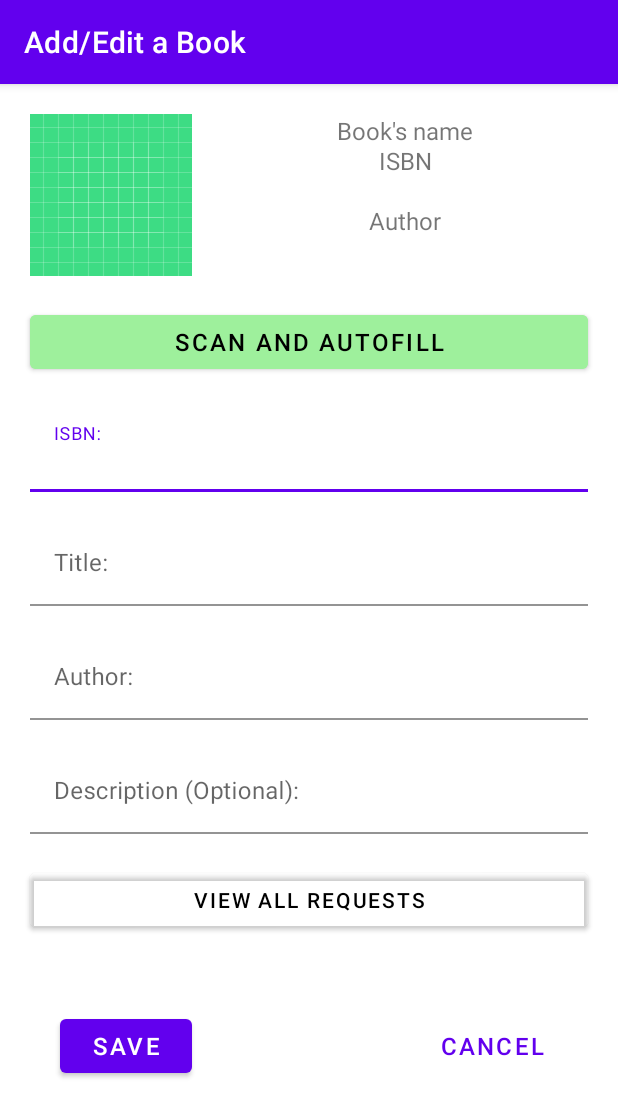
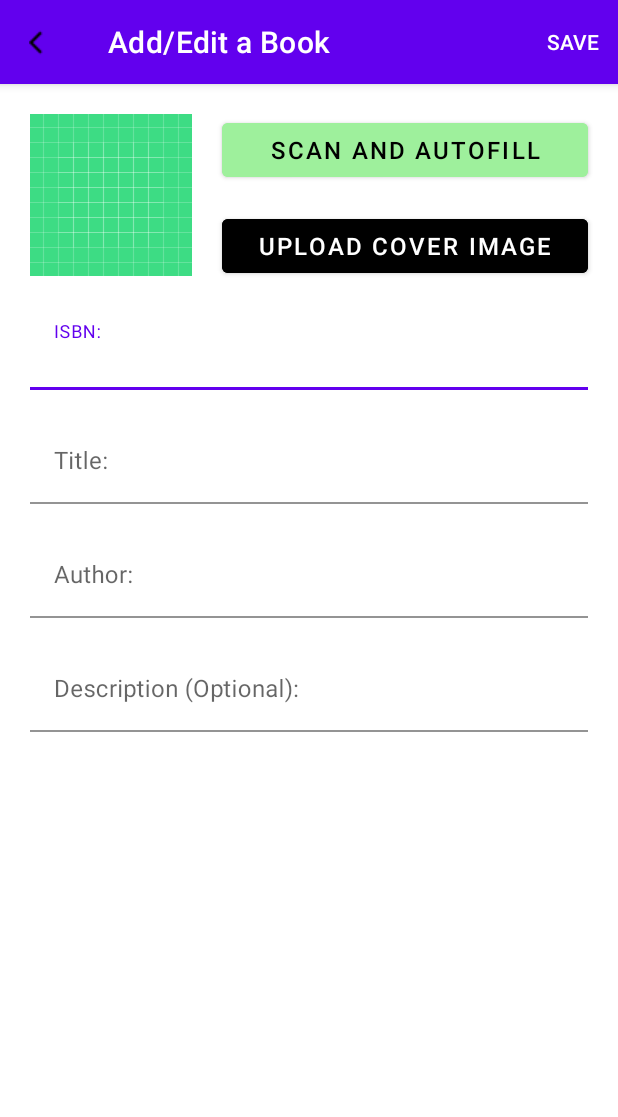
Before and after one commit to CMPUT301F20T21/Book_Friends, an Android app: the AddEditActivity screen opened directly, with no data from a screen before it, on a phone screen of 412 x 824 dp. Shown: the top 1117 px of the screen. Run offline under Robolectric (Android 15) with nearby library versions, the light colour scheme and no system bars.

Commit message:
Changed UI as per suggestions. Back and save buttons working

```diff
--- a/app/src/main/java/com/cmput301f20t21/bookfriends/ui/add/AddEditActivity.java
+++ b/app/src/main/java/com/cmput301f20t21/bookfriends/ui/add/AddEditActivity.java
@@ -1,31 +1,25 @@
 package com.cmput301f20t21.bookfriends.ui.add;
 
-import android.content.Intent;
+import android.app.ActionBar;
 import android.os.Bundle;
+import android.view.Menu;
+import android.view.MenuItem;
 import android.view.View;
 import android.widget.Button;
 import android.widget.ImageView;
-import android.widget.TextView;
 
+
+import androidx.annotation.NonNull;
 import androidx.annotation.Nullable;
 import androidx.appcompat.app.AppCompatActivity;
 
-import com.cmput301f20t21.bookfriends.MainActivity;
 import com.cmput301f20t21.bookfriends.R;
 import com.google.android.material.textfield.TextInputLayout;
 
 public class AddEditActivity extends AppCompatActivity {
-    private Button cancelButton;
     private Button scanButton;
-    private Button saveButton;
-    private Button viewRequestButton;
-
+    private Button uploadImgButton;
     private ImageView bookImage;
-
-    private TextView titleTextView;
-    private TextView isbnTextView;
-    private TextView authorTextView;
-
     private TextInputLayout isbnEditText;
     private TextInputLayout titleEditText;
     private TextInputLayout authorEditText;
@@ -34,33 +28,15 @@ public class AddEditActivity extends AppCompatActivity {
     protected void onCreate(@Nullable Bundle savedInstanceState) {
         super.onCreate(savedInstanceState);
         setContentView(R.layout.add_edit_activity);
+        getSupportActionBar().setHomeAsUpIndicator(R.drawable.baseline_arrow_back_ios_black_18dp);
+        getSupportActionBar().setDisplayHomeAsUpEnabled(true);
+        uploadImgButton = findViewById(R.id.upload_pic);
         bookImage = findViewById(R.id.imageView); // will be replaced with actual image
-        titleTextView = findViewById(R.id.title_text_view);
-        isbnTextView = findViewById(R.id.isbn_text_view);
-        authorTextView = findViewById(R.id.author_text_view);
         isbnEditText = findViewById(R.id.ISBN_layout);
         titleEditText = findViewById(R.id.title_layout);
         authorEditText = findViewById(R.id.author_layout);
         descriptionEditText = findViewById(R.id.description_layout);
-
-        cancelButton = findViewById(R.id.cancel_button);
         scanButton = findViewById(R.id.scanner_button);
-        saveButton = findViewById(R.id.save_button);
-        viewRequestButton = findViewById(R.id.view_request_button);
-
-        cancelButton.setOnClickListener(new View.OnClickListener() {
-            @Override
-            public void onClick(View view) {
-                backToHome();
-            }
-        });
-
-        saveButton.setOnClickListener(new View.OnClickListener() {
-            @Override
-            public void onClick(View view) {
-                saveInformation();
-            }
-        });
 
         scanButton.setOnClickListener(new View.OnClickListener() {
             @Override
@@ -69,20 +45,32 @@ public class AddEditActivity extends AppCompatActivity {
             }
         });
 
-        viewRequestButton.setOnClickListener(new View.OnClickListener() {
+        uploadImgButton.setOnClickListener(new View.OnClickListener() {
             @Override
             public void onClick(View view) {
-                // TODO: implement view all requests
-                // open new activity
+                uploadImg();
             }
         });
+
     }
 
-    /**
-     * when cancel button is clicked, go back to the home screen
-     */
-    public void backToHome() {
-        finish();
+    @Override
+    public boolean onOptionsItemSelected(@NonNull MenuItem item) {
+        switch (item.getItemId()) {
+            case android.R.id.home:
+                finish();
+                return true;
+            case R.id.save_button:
+                saveInformation();
+                return true;
+        }
+        return super.onOptionsItemSelected(item);
+    }
+
+    @Override
+    public boolean onCreateOptionsMenu(Menu menu) {
+        getMenuInflater().inflate(R.menu.top_add_edit_menu, menu);
+        return true;
     }
 
     /**
@@ -108,9 +96,6 @@ public class AddEditActivity extends AppCompatActivity {
         }
 
         if (isbn.length() != 0 && title.length() != 0 && author.length() != 0) {
-            isbnTextView.setText(isbn);
-            titleTextView.setText(title);
-            authorTextView.setText(author);
 
             // eventually, we will go back to home screen after saving all information
             finish();
@@ -120,4 +105,8 @@ public class AddEditActivity extends AppCompatActivity {
     public void openScanner() {
         // TODO: implement the scanner
     }
+
+    public void uploadImg() {
+        // TODO: implement the feature that allows user to upload cover image
+    }
 }
--- a/app/src/main/res/layout/add_edit_activity.xml
+++ b/app/src/main/res/layout/add_edit_activity.xml
@@ -1,10 +1,11 @@
 <?xml version="1.0" encoding="utf-8"?>
 <ScrollView xmlns:android="http://schemas.android.com/apk/res/android"
     xmlns:app="http://schemas.android.com/apk/res-auto"
+    xmlns:tools="http://schemas.android.com/tools"
     android:layout_width="match_parent"
     android:layout_height="match_parent">
+
     <androidx.constraintlayout.widget.ConstraintLayout
-        xmlns:tools="http://schemas.android.com/tools"
         android:layout_width="match_parent"
         android:layout_height="match_parent">
 
@@ -21,49 +22,45 @@
 
         </ImageView>
 
-        <TextView
-            android:id="@+id/title_text_view"
-            android:layout_width="wrap_content"
+        <com.google.android.material.button.MaterialButton
+            android:id="@+id/scanner_button"
+            android:layout_width="0dp"
             android:layout_height="wrap_content"
+            android:layout_marginStart="20dp"
+            android:layout_marginLeft="20dp"
             android:layout_marginTop="20dp"
-            android:text="Book's name"
-            android:textSize="16dp"
+            android:layout_marginEnd="20dp"
+            android:layout_marginRight="20dp"
+            android:backgroundTint="#9EF09C"
+            android:text="@string/scan_add"
+            android:textColor="@android:color/black"
+            android:textSize="16sp"
             app:layout_constraintEnd_toEndOf="parent"
             app:layout_constraintStart_toEndOf="@+id/imageView"
             app:layout_constraintTop_toTopOf="parent">
 
-        </TextView>
+        </com.google.android.material.button.MaterialButton>
 
-        <TextView
-            android:id="@+id/isbn_text_view"
-            android:layout_width="wrap_content"
+        <com.google.android.material.button.MaterialButton
+            android:id="@+id/upload_pic"
+            android:layout_width="0dp"
             android:layout_height="wrap_content"
-            android:layout_marginTop="40dp"
-            android:text="ISBN"
-            android:textSize="16dp"
+            android:layout_marginStart="20dp"
+            android:layout_marginLeft="20dp"
+            android:layout_marginEnd="20dp"
+            android:layout_marginRight="20dp"
+            android:backgroundTint="@android:color/black"
+            android:text="@string/upload_img"
+            android:textSize="16sp"
+            app:layout_constraintBottom_toTopOf="@+id/ISBN_layout"
             app:layout_constraintEnd_toEndOf="parent"
             app:layout_constraintStart_toEndOf="@+id/imageView"
-            app:layout_constraintTop_toTopOf="parent">
+            app:layout_constraintTop_toBottomOf="@+id/scanner_button">
 
-        </TextView>
+        </com.google.android.material.button.MaterialButton>
 
-        <TextView
-            android:id="@+id/author_text_view"
-            android:layout_width="wrap_content"
-            android:layout_height="wrap_content"
-            android:layout_marginTop="80dp"
-            android:text="Author"
-            android:textSize="16dp"
-            app:layout_constraintEnd_toEndOf="parent"
-            app:layout_constraintStart_toEndOf="@+id/imageView"
-            app:layout_constraintTop_toTopOf="parent">
-
-        </TextView>
-
-        <com.google.android.material.button.MaterialButton
-            android:id="@+id/scanner_button"
-            android:textColor="@android:color/black"
-            android:backgroundTint="#9EF09C"
+        <com.google.android.material.textfield.TextInputLayout
+            android:id="@+id/author_layout"
             android:layout_width="match_parent"
             android:layout_height="wrap_content"
             android:layout_marginStart="20dp"
@@ -71,37 +68,25 @@
             android:layout_marginTop="20dp"
             android:layout_marginEnd="20dp"
             android:layout_marginRight="20dp"
-            android:text="Scan and autofill"
-            android:textSize="16dp"
+            app:boxBackgroundColor="@android:color/transparent"
+            app:boxCornerRadiusBottomEnd="13dp"
+            app:boxCornerRadiusBottomStart="13dp"
+            app:boxCornerRadiusTopEnd="13dp"
+            app:boxCornerRadiusTopStart="13dp"
             app:layout_constraintEnd_toEndOf="parent"
             app:layout_constraintStart_toStartOf="parent"
-            app:layout_constraintTop_toBottomOf="@+id/imageView">
+            app:layout_constraintTop_toBottomOf="@+id/title_layout">
 
-        </com.google.android.material.button.MaterialButton>
+            <com.google.android.material.textfield.TextInputEditText
+                android:layout_width="match_parent"
+                android:layout_height="wrap_content"
+                android:hint="@string/string_author"
+                android:singleLine="true" />
 
-        <com.google.android.material.button.MaterialButton
-            android:id="@+id/save_button"
-            android:layout_width="wrap_content"
-            android:layout_height="wrap_content"
-            android:layout_marginStart="40dp"
-            android:layout_marginLeft="40dp"
-            android:layout_marginTop="49dp"
-            android:layout_marginBottom="40dp"
-            android:text="Save"
-            android:textSize="16dp"
-            app:layout_constraintBottom_toBottomOf="parent"
-            app:layout_constraintStart_toStartOf="parent"
-            app:layout_constraintTop_toBottomOf="@+id/view_request_button">
-
-        </com.google.android.material.button.MaterialButton>
+        </com.google.android.material.textfield.TextInputLayout>
 
         <com.google.android.material.textfield.TextInputLayout
-            android:id="@+id/ISBN_layout"
-            app:boxBackgroundColor="@android:color/transparent"
-            app:boxCornerRadiusBottomEnd="13dp"
-            app:boxCornerRadiusTopEnd="13dp"
-            app:boxCornerRadiusBottomStart="13dp"
-            app:boxCornerRadiusTopStart="13dp"
+            android:id="@+id/description_layout"
             android:layout_width="match_parent"
             android:layout_height="wrap_content"
             android:layout_marginStart="20dp"
@@ -109,24 +94,24 @@
             android:layout_marginTop="20dp"
             android:layout_marginEnd="20dp"
             android:layout_marginRight="20dp"
+            app:boxBackgroundColor="@android:color/transparent"
+            app:boxCornerRadiusBottomEnd="13dp"
+            app:boxCornerRadiusBottomStart="13dp"
+            app:boxCornerRadiusTopEnd="13dp"
+            app:boxCornerRadiusTopStart="13dp"
             app:layout_constraintEnd_toEndOf="parent"
             app:layout_constraintStart_toStartOf="parent"
-            app:layout_constraintTop_toBottomOf="@+id/scanner_button">
+            app:layout_constraintTop_toBottomOf="@+id/author_layout">
+
             <com.google.android.material.textfield.TextInputEditText
-                android:singleLine="true"
                 android:layout_width="match_parent"
                 android:layout_height="wrap_content"
-                android:hint="@string/string_isbn" />
+                android:hint="@string/string_description" />
+
         </com.google.android.material.textfield.TextInputLayout>
 
-
         <com.google.android.material.textfield.TextInputLayout
-            android:id="@+id/title_layout"
-            app:boxBackgroundColor="@android:color/transparent"
-            app:boxCornerRadiusBottomEnd="13dp"
-            app:boxCornerRadiusTopEnd="13dp"
-            app:boxCornerRadiusBottomStart="13dp"
-            app:boxCornerRadiusTopStart="13dp"
+            android:id="@+id/ISBN_layout"
             android:layout_width="match_parent"
             android:layout_height="wrap_content"
             android:layout_marginStart="20dp"
@@ -134,24 +119,24 @@
             android:layout_marginTop="20dp"
             android:layout_marginEnd="20dp"
             android:layout_marginRight="20dp"
+            app:boxBackgroundColor="@android:color/transparent"
+            app:boxCornerRadiusBottomEnd="13dp"
+            app:boxCornerRadiusBottomStart="13dp"
+            app:boxCornerRadiusTopEnd="13dp"
+            app:boxCornerRadiusTopStart="13dp"
             app:layout_constraintEnd_toEndOf="parent"
             app:layout_constraintStart_toStartOf="parent"
-            app:layout_constraintTop_toBottomOf="@+id/ISBN_layout">
+            app:layout_constraintTop_toBottomOf="@+id/imageView">
+
             <com.google.android.material.textfield.TextInputEditText
-                android:singleLine="true"
                 android:layout_width="match_parent"
                 android:layout_height="wrap_content"
-                android:hint="@string/string_title"/>
-
+                android:hint="@string/string_isbn"
+                android:singleLine="true" />
         </com.google.android.material.textfield.TextInputLayout>
 
         <com.google.android.material.textfield.TextInputLayout
-            android:id="@+id/author_layout"
-            app:boxBackgroundColor="@android:color/transparent"
-            app:boxCornerRadiusBottomEnd="13dp"
-            app:boxCornerRadiusTopEnd="13dp"
-            app:boxCornerRadiusBottomStart="13dp"
-            app:boxCornerRadiusTopStart="13dp"
+            android:id="@+id/title_layout"
             android:layout_width="match_parent"
             android:layout_height="wrap_content"
             android:layout_marginStart="20dp"
@@ -159,75 +144,22 @@
             android:layout_marginTop="20dp"
             android:layout_marginEnd="20dp"
             android:layout_marginRight="20dp"
+            app:boxBackgroundColor="@android:color/transparent"
+            app:boxCornerRadiusBottomEnd="13dp"
+            app:boxCornerRadiusBottomStart="13dp"
+            app:boxCornerRadiusTopEnd="13dp"
+            app:boxCornerRadiusTopStart="13dp"
             app:layout_constraintEnd_toEndOf="parent"
             app:layout_constraintStart_toStartOf="parent"
-            app:layout_constraintTop_toBottomOf="@+id/title_layout">
+            app:layout_constraintTop_toBottomOf="@+id/ISBN_layout">
+
             <com.google.android.material.textfield.TextInputEditText
-                android:singleLine="true"
                 android:layout_width="match_parent"
                 android:layout_height="wrap_content"
-                android:hint="@string/string_author"/>
+                android:hint="@string/string_title"
+                android:singleLine="true" />
 
         </com.google.android.material.textfield.TextInputLayout>
 
-        <com.google.android.material.textfield.TextInputLayout
-            android:id="@+id/description_layout"
-            app:boxBackgroundColor="@android:color/transparent"
-            app:boxCornerRadiusBottomEnd="13dp"
-            app:boxCornerRadiusTopEnd="13dp"
-            app:boxCornerRadiusBottomStart="13dp"
-            app:boxCornerRadiusTopStart="13dp"
-            android:layout_width="match_parent"
-            android:layout_height="wrap_content"
-            android:layout_marginStart="20dp"
-            android:layout_marginLeft="20dp"
-            android:layout_marginTop="20dp"
-            android:layout_marginEnd="20dp"
-            android:layout_marginRight="20dp"
-            app:layout_constraintEnd_toEndOf="parent"
-            app:layout_constraintStart_toStartOf="parent"
-            app:layout_constraintTop_toBottomOf="@+id/author_layout">
-            <com.google.android.material.textfield.TextInputEditText
-                android:layout_width="match_parent"
-                android:layout_height="wrap_content"
-                android:hint="@string/string_description"/>
-
-        </com.google.android.material.textfield.TextInputLayout>
-
-        <com.google.android.material.button.MaterialButton
-            android:id="@+id/view_request_button"
-            android:layout_width="match_parent"
-            android:layout_height="wrap_content"
-            android:layout_marginStart="20dp"
-            android:layout_marginLeft="20dp"
-            android:layout_marginTop="20dp"
-            android:layout_marginEnd="20dp"
-            android:layout_marginRight="20dp"
-            android:backgroundTint="@android:color/transparent"
-            android:text="View all Requests"
-            android:textColor="@android:color/black"
-            app:layout_constraintEnd_toEndOf="parent"
-            app:layout_constraintStart_toStartOf="parent"
-            app:layout_constraintTop_toBottomOf="@+id/description_layout">
-
-        </com.google.android.material.button.MaterialButton>
-
-        <com.google.android.material.button.MaterialButton
-            android:id="@+id/cancel_button"
-            style="@style/Widget.MaterialComponents.Button.TextButton"
-            android:layout_width="wrap_content"
-            android:layout_height="wrap_content"
-            android:layout_marginTop="49dp"
-            android:layout_marginEnd="40dp"
-            android:layout_marginRight="40dp"
-            android:layout_marginBottom="40dp"
-            android:text="Cancel"
-            android:textSize="16dp"
-            app:layout_constraintBottom_toBottomOf="parent"
-            app:layout_constraintEnd_toEndOf="parent"
-            app:layout_constraintTop_toBottomOf="@+id/view_request_button">
-
-        </com.google.android.material.button.MaterialButton>
-
     </androidx.constraintlayout.widget.ConstraintLayout>
 </ScrollView>
--- /dev/null
+++ b/app/src/main/res/menu/top_add_edit_menu.xml
@@ -0,0 +1,9 @@
+<?xml version="1.0" encoding="utf-8"?>
+<menu xmlns:android="http://schemas.android.com/apk/res/android"
+    xmlns:app="http://schemas.android.com/apk/res-auto">
+
+    <item
+        android:id="@+id/save_button"
+        android:title="@string/save"
+        app:showAsAction="always" />
+</menu>
--- a/app/src/main/res/values/strings.xml
+++ b/app/src/main/res/values/strings.xml
@@ -16,4 +16,8 @@
     <string name="string_title">Title:</string>
     <string name="string_author">Author:</string>
     <string name="string_description">Description (Optional):</string>
+    <string name="back">Back</string>
+    <string name="save">Save</string>
+    <string name="scan_add">Scan and autofill</string>
+    <string name="upload_img">Upload cover image</string>
 </resources>
```
Also changed, not shown: app/src/main/res/drawable/baseline_arrow_back_ios_black_18dp.png (added).
